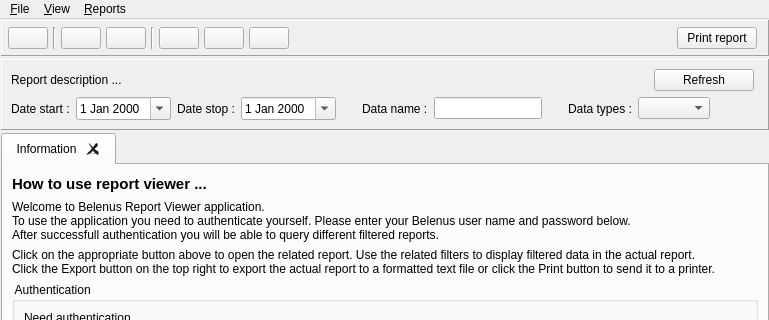
tbikfalvi/Belenus, file viewer/wndmain.ui: the form before one commit; both pictures show x 0 to 769 and y 0 to 320 of the 769 by 536 pixel window.
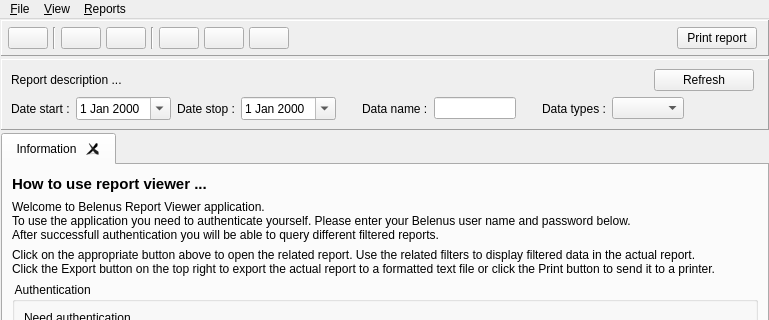
The form after the commit.

```diff
--- a/viewer/wndmain.ui
+++ b/viewer/wndmain.ui
@@ -375,7 +375,14 @@
           </widget>
          </item>
          <item>
-          <widget class="QComboBox" name="cmbFilterDataTypes"/>
+          <widget class="QComboBox" name="cmbFilterDataTypes">
+           <property name="sizePolicy">
+            <sizepolicy hsizetype="Expanding" vsizetype="Fixed">
+             <horstretch>0</horstretch>
+             <verstretch>0</verstretch>
+            </sizepolicy>
+           </property>
+          </widget>
          </item>
          <item>
           <spacer name="spacerFilter3">
@@ -387,7 +394,7 @@
            </property>
            <property name="sizeHint" stdset="0">
             <size>
-             <width>40</width>
+             <width>100</width>
              <height>20</height>
             </size>
            </property>
```
Left out of the diff: 21 changed lines with no effect on the pictures.
